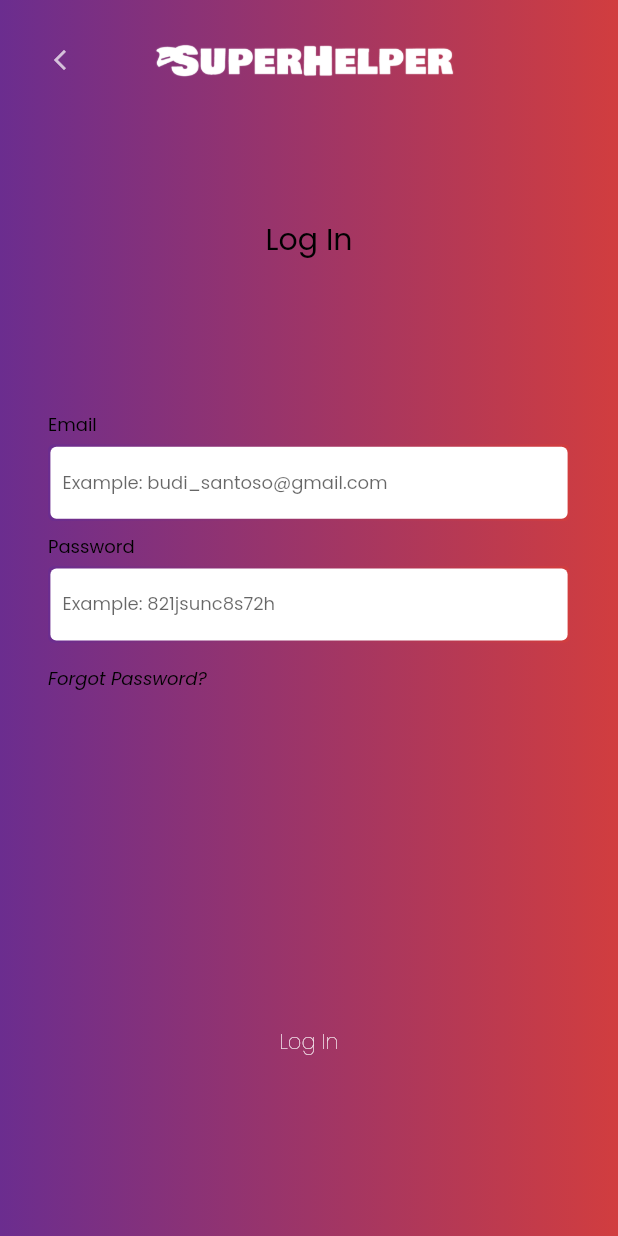
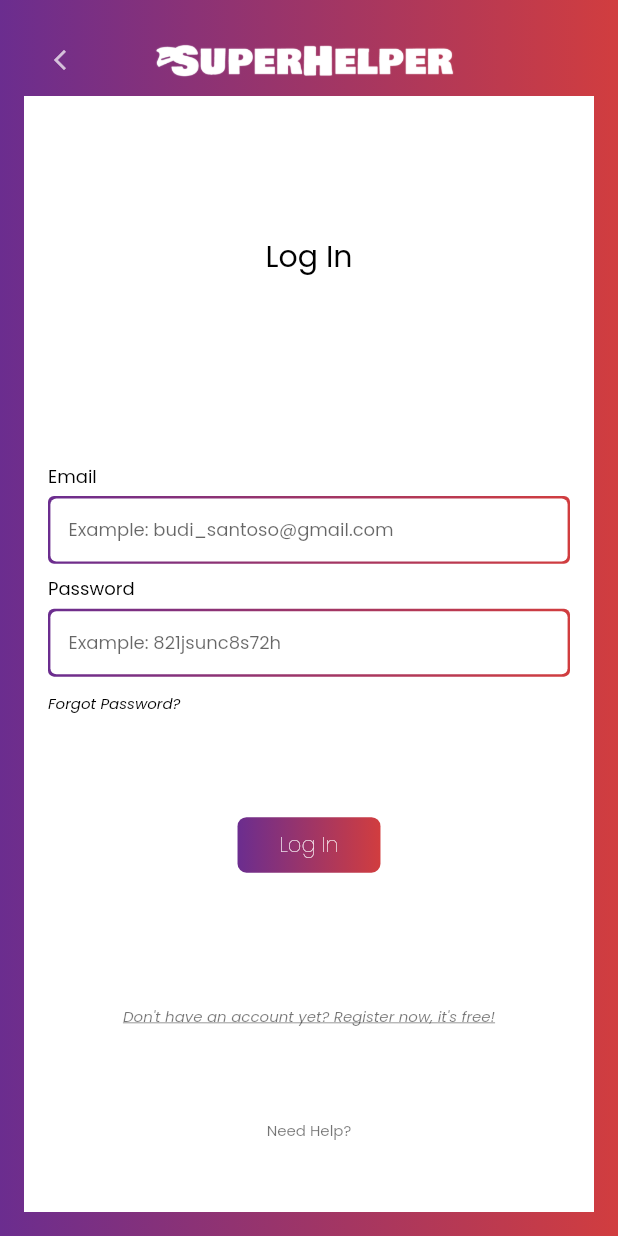
Before and after one commit to TheTarius26/sh_test, a Flutter app: the screen it shows after launch, on a phone screen of 412 x 824 dp. Run offline on Flutter 3.47's test engine with Material 2 defaults, Android fonts, the phone set to English and light mode, and no system bars; our stand-ins replace google_fonts.

Commit message:
add login page

```diff
--- a/lib/app/ui/entry/view/entry_page.dart
+++ b/lib/app/ui/entry/view/entry_page.dart
@@ -25,7 +25,7 @@ class EntryPage extends StatelessWidget {
               const Spacer(),
               ...welcomeText(),
               const Spacer(flex: 1),
-              buttons(),
+              buttons(context),
               const Spacer(),
               terms(),
               const Spacer(flex: 2)
@@ -91,18 +91,24 @@ class EntryPage extends StatelessWidget {
     ];
   }
 
-  Row buttons() {
+  Row buttons(BuildContext context) {
     return Row(
-      children: const [
+      children: [
         Expanded(
           child: GradientButton(
             text: 'Login',
+            onPressed: () {
+              Navigator.pushNamed(context, '/login');
+            },
           ),
         ),
-        SizedBox(width: kPadding),
+        const SizedBox(width: kPadding),
         Expanded(
           child: GradientButton(
             text: 'Register',
+            onPressed: () {
+              Navigator.pushNamed(context, '');
+            },
           ),
         ),
       ],
--- a/lib/app/ui/login/view/login_page.dart
+++ b/lib/app/ui/login/view/login_page.dart
@@ -20,8 +20,8 @@ class LoginPage extends StatelessWidget {
           ),
           child: Column(
             children: [
-              appBar(),
-              content(),
+              appBar(context),
+              content(context),
             ],
           ),
         ),
@@ -29,24 +29,53 @@ class LoginPage extends StatelessWidget {
     );
   }
 
-  Expanded content() {
-    return Expanded(
+  Flexible content(BuildContext context) {
+    return Flexible(
       child: Container(
         padding: const EdgeInsets.all(kPadding),
-        // color: Colors.white,
+        color: Colors.white,
         child: Column(
           children: [
             const Spacer(),
-            Expanded(
+            header(),
+            const Spacer(),
+            form(),
+            loginButton(context),
+            registerButton(),
+            needHelpButton(),
+          ],
+        ),
+      ),
+    );
+  }
+
+  Expanded header() {
+    return Expanded(
       child: Text(
         'Log In',
         style: textStyleTitle,
       ),
+    );
+  }
+
+  Expanded needHelpButton() {
+    return Expanded(
+      child: TextButton(
+        onPressed: () {},
+        style: TextButton.styleFrom(primary: primaryColor),
+        child: Text(
+          'Need Help?',
+          style: textStyleBody.copyWith(
+            color: Colors.black54,
+            fontSize: 10,
           ),
-            const Spacer(),
-            Expanded(
-              flex: 5,
-              child: Form(
+        ),
+      ),
+    );
+  }
+
+  Widget form() {
+    return Form(
       child: Column(
         crossAxisAlignment: CrossAxisAlignment.start,
         children: [
@@ -60,25 +89,49 @@ class LoginPage extends StatelessWidget {
             hintText: 'Example: 821jsunc8s72h',
           ),
           forgotPassword(),
-                    const SizedBox(height: kPadding),
         ],
+      ),
+    );
+  }
+
+  Expanded registerButton() {
+    return Expanded(
+      child: TextButton(
+        onPressed: () {},
+        style: TextButton.styleFrom(
+          primary: primaryColor,
+          tapTargetSize: MaterialTapTargetSize.shrinkWrap,
+          alignment: Alignment.center,
+        ),
+        child: Text(
+          'Don\'t have an account yet? Register now, it\'s free!',
+          style: textStyleBody.copyWith(
+            fontSize: 10,
+            decoration: TextDecoration.underline,
+            fontStyle: FontStyle.italic,
+            color: Colors.black54,
           ),
         ),
       ),
-            const Spacer(),
-            Expanded(
+    );
+  }
+
+  Expanded loginButton(BuildContext context) {
+    return Expanded(
+      flex: 2,
       child: Row(
         mainAxisAlignment: MainAxisAlignment.center,
-                children: const [
-                  Expanded(
-                    child: GradientButton(text: 'Log In'),
+        children: [
+          Container(
+            alignment: Alignment.center,
+            child: GradientButton(
+              text: 'Log In',
+              onPressed: () {
+                Navigator.pushReplacementNamed(context, '');
+              },
+            ),
           ),
         ],
-              ),
-            ),
-            const Spacer(),
-          ],
-        ),
       ),
     );
   }
@@ -88,25 +141,29 @@ class LoginPage extends StatelessWidget {
       onPressed: () {},
       style: TextButton.styleFrom(
         padding: const EdgeInsets.all(0),
+        primary: primaryColor,
+        tapTargetSize: MaterialTapTargetSize.shrinkWrap,
       ),
       child: Text(
         'Forgot Password?',
         style: textStyleBody.copyWith(
-          fontSize: 12,
+          fontSize: 10,
           fontStyle: FontStyle.italic,
         ),
       ),
     );
   }
 
-  Row appBar() {
+  Row appBar(BuildContext context) {
     return Row(
       children: [
         Expanded(
           child: Container(
             alignment: Alignment.centerLeft,
             child: IconButton(
-              onPressed: () {},
+              onPressed: () {
+                Navigator.pop(context);
+              },
               icon: const Icon(
                 Icons.arrow_back_ios_new,
                 color: Colors.white70,
--- a/lib/app/ui/widgets/field_form.dart
+++ b/lib/app/ui/widgets/field_form.dart
@@ -20,9 +20,7 @@ class FieldForm extends StatelessWidget {
       children: [
         Text(
           label,
-          style: textStyleBody.copyWith(
-            fontSize: 12,
-          ),
+          style: textStyleBody.copyWith(fontSize: 12),
         ),
         const SizedBox(height: kPadding * 0.25),
         Container(
@@ -42,9 +40,8 @@ class FieldForm extends StatelessWidget {
               decoration: InputDecoration(
                 border: InputBorder.none,
                 hintText: hintText,
-                contentPadding: const EdgeInsets.symmetric(
-                  horizontal: kPadding * 0.5,
-                ),
+                contentPadding: const EdgeInsets.all(kPadding * 0.75),
+                isDense: true,
               ),
               style: textStyleBody.copyWith(fontSize: 12),
               validator: (value) {
--- a/lib/app/ui/widgets/gradient_button.dart
+++ b/lib/app/ui/widgets/gradient_button.dart
@@ -7,19 +7,24 @@ class GradientButton extends StatelessWidget {
   const GradientButton({
     Key? key,
     required this.text,
+    required this.onPressed,
   }) : super(key: key);
 
   final String text;
+  final void Function()? onPressed;
 
   @override
   Widget build(BuildContext context) {
     return InkWell(
-      onTap: () {},
-      child: Ink(
-        padding: const EdgeInsets.all(kPadding * 0.4),
+      onTap: onPressed,
+      child: Container(
+        padding: const EdgeInsets.symmetric(
+          horizontal: kPadding * 0.75,
+          vertical: kPadding * 0.5,
+        ),
         decoration: BoxDecoration(
           gradient: linearAppGradient,
-          borderRadius: BorderRadius.circular(kRadiusCircle),
+          borderRadius: BorderRadius.circular(kRadiusCircle * 0.75),
         ),
         child: Padding(
           padding: const EdgeInsets.symmetric(
```
Lines whose indentation alone changed are shown as unchanged.
